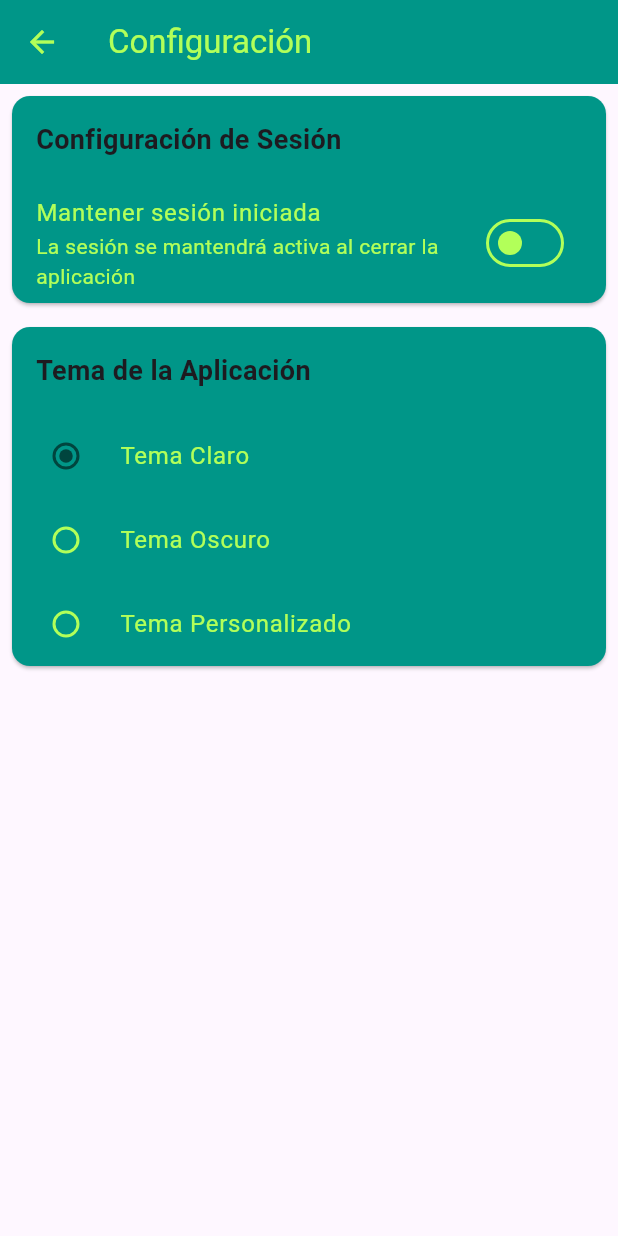
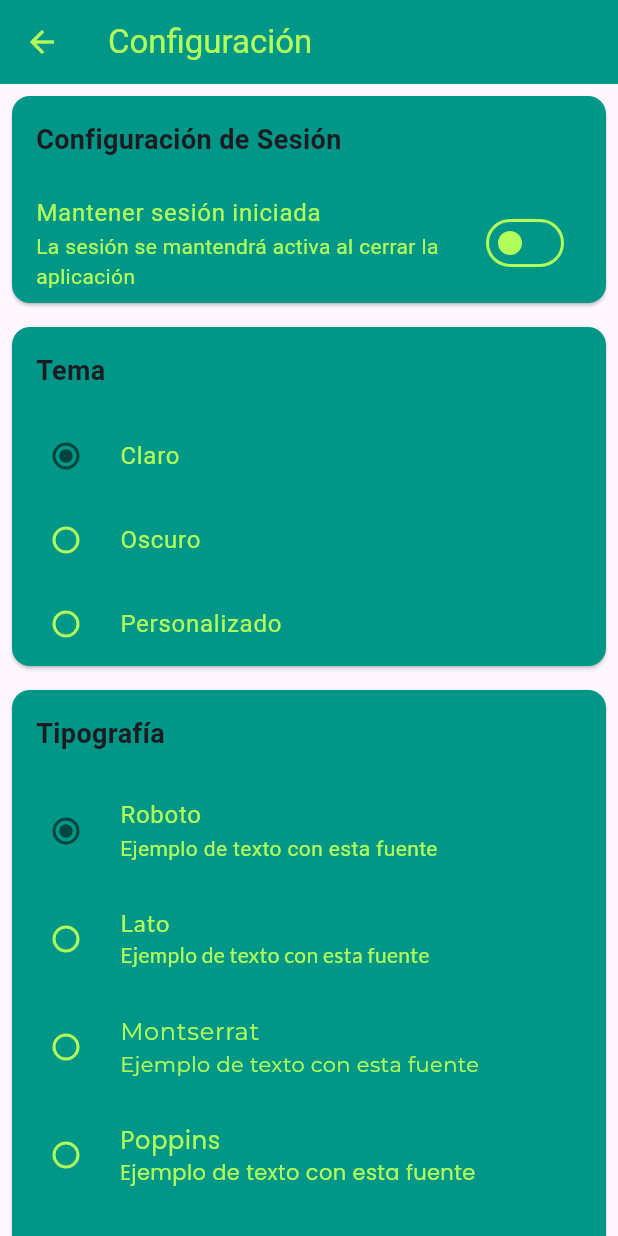
Before and after one commit to OctavioFloG/Aplicacion_flutter_1, a Flutter app: the SettingsScreen screen opened directly, on a phone screen of 412 x 824 dp. Run offline on Flutter 3.47's test engine with Material 3 defaults, Android fonts, the phone set to English and light mode, and no system bars; our stand-ins replace another_flutter_splash_screen, flutter_colorpicker, flutter_svg, google_fonts, image_picker, lottie and 2 more; missing offline and left inert: art_sweetalert; accounts and stored records are empty.

Commit message:
Crear cambio de fuente para textos
-Solo funciona para textos que no tienen una fuente definida en su style

```diff
--- a/lib/main.dart
+++ b/lib/main.dart
@@ -10,11 +10,11 @@ import 'package:flutter_application_1/screens/viajes_screen3.dart';
 import 'package:flutter_application_1/utils/global_values.dart';
 import 'package:flutter_application_1/utils/session_manager.dart';
 import 'package:flutter_application_1/utils/theme_settings.dart';
+import 'package:google_fonts/google_fonts.dart';
 
 void main() async {
   WidgetsFlutterBinding.ensureInitialized();
 
-  // sharedPreferences
   final themePrefs = await SessionManager.getThemePreferences();
   final isLoggedIn = await SessionManager.isLoggedIn();
 
@@ -29,6 +29,10 @@ void main() async {
           colorScheme: ColorScheme.fromSeed(
             seedColor: Color(themePrefs['primaryColor']),
             secondary: Color(themePrefs['accentColor'] ?? 0xFF1976D2),
+          ),
+          textTheme: GoogleFonts.getTextTheme(
+            themePrefs['fontFamily'],
+            ThemeData.light().textTheme,
           ),
         );
       }
--- a/lib/screens/settings_screen.dart
+++ b/lib/screens/settings_screen.dart
@@ -3,6 +3,7 @@ import 'package:flutter_application_1/utils/session_manager.dart';
 import 'package:flutter_application_1/utils/global_values.dart';
 import 'package:flutter_application_1/utils/theme_settings.dart';
 import 'package:flutter_colorpicker/flutter_colorpicker.dart';
+import 'package:google_fonts/google_fonts.dart';
 
 class SettingsScreen extends StatefulWidget {
   const SettingsScreen({super.key});
@@ -14,8 +15,24 @@ class SettingsScreen extends StatefulWidget {
 class _SettingsScreenState extends State<SettingsScreen> {
   bool _keepSession = false;
   String _currentTheme = 'light';
-  Color _primaryColor = Colors.blue;
-  Color _accentColor = Colors.amber;
+  Map<String, Color> _colors = {
+    'primary': Colors.blue,
+    'secondary': Colors.amber,
+    'surface': Colors.grey,
+    'error': Colors.red,
+    'background': Colors.white,
+    'container': Colors.white70,
+  };
+  String _selectedFont = 'Roboto'; // Añadir variable para la fuente
+
+  final List<String> _availableFonts = [
+    'Roboto',
+    'Lato',
+    'Montserrat',
+    'Poppins',
+    'Raleway',
+    'Ubuntu',
+  ];
 
   @override
   void initState() {
@@ -31,11 +48,15 @@ class _SettingsScreenState extends State<SettingsScreen> {
       _keepSession = keepSession;
       _currentTheme = themePrefs['themeMode'];
       if (themePrefs['primaryColor'] != null) {
-        _primaryColor = Color(themePrefs['primaryColor']);
+        _colors['primary'] = Color(themePrefs['primaryColor']);
       }
-      if (themePrefs['accentColor'] != null) {
-        _accentColor = Color(themePrefs['accentColor']);
+      if (themePrefs['surfaceColor'] != null) {
+        _colors['surface'] = Color(themePrefs['surfaceColor']);
       }
+      if (themePrefs['containerColor'] != null) {
+        _colors['container'] = Color(themePrefs['containerColor']);
+      }
+      _selectedFont = themePrefs['fontFamily'] ?? 'Roboto';
     });
   }
 
@@ -47,7 +68,7 @@ class _SettingsScreenState extends State<SettingsScreen> {
       ),
       body: ListView(
         children: [
-          // Sección de Sesión
+          // === LOGIN ===
           Card(
             margin: const EdgeInsets.all(8.0),
             child: Column(
@@ -80,68 +101,162 @@ class _SettingsScreenState extends State<SettingsScreen> {
             ),
           ),
 
-          // Sección de Tema
+          // === TEMAS ===
           Card(
-            margin: const EdgeInsets.all(8.0),
+            margin: const EdgeInsets.all(8),
             child: Column(
               crossAxisAlignment: CrossAxisAlignment.start,
               children: [
                 const Padding(
-                  padding: EdgeInsets.all(16.0),
+                  padding: EdgeInsets.all(16),
                   child: Text(
-                    'Tema de la Aplicación',
-                    style: TextStyle(
-                      fontSize: 18,
-                      fontWeight: FontWeight.bold,
-                    ),
+                    'Tema',
+                    style: TextStyle(fontSize: 18, fontWeight: FontWeight.bold),
                   ),
                 ),
                 RadioListTile(
-                  title: const Text('Tema Claro'),
+                  title: const Text('Claro'),
                   value: 'light',
                   groupValue: _currentTheme,
                   onChanged: _updateTheme,
                 ),
                 RadioListTile(
-                  title: const Text('Tema Oscuro'),
+                  title: const Text('Oscuro'),
                   value: 'dark',
                   groupValue: _currentTheme,
                   onChanged: _updateTheme,
                 ),
                 RadioListTile(
-                  title: const Text('Tema Personalizado'),
+                  title: const Text('Personalizado'),
                   value: 'custom',
                   groupValue: _currentTheme,
                   onChanged: _updateTheme,
                 ),
+              ],
+            ),
+          ),
+
+          // === COLORES PERSONALIZADOS ===
           if (_currentTheme == 'custom')
-                  Padding(
-                    padding: const EdgeInsets.all(16.0),
+            Card(
+              margin: const EdgeInsets.all(8),
               child: Column(
+                crossAxisAlignment: CrossAxisAlignment.start,
                 children: [
-                        ListTile(
-                          title: const Text('Color Primario'),
-                          trailing: Container(
-                            width: 24,
-                            height: 24,
-                            color: _primaryColor,
+                  const Padding(
+                    padding: EdgeInsets.all(16),
+                    child: Text(
+                      'Colores Personalizados',
+                      style:
+                          TextStyle(fontSize: 18, fontWeight: FontWeight.bold),
                     ),
-                          onTap: () => _showColorPicker(true),
                   ),
-                        ListTile(
-                          title: const Text('Color de Acento'),
-                          trailing: Container(
-                            width: 24,
-                            height: 24,
-                            color: _accentColor,
+                  _buildColorTile(
+                    'Color Principal',
+                    'primary',
+                    'Color de los elementos principales como botones, switches',
                   ),
-                          onTap: () => _showColorPicker(false),
+                  _buildColorTile(
+                    'Color de Fondo',
+                    'surface',
+                    'Color de fondo para contenedores',
+                  ),
+
+                  _buildColorTile(
+                    'Color de Contenedores',
+                    'container',
+                    'Color de fondo para los contenedores y widgets',
+                  ),
+                ],
+              ),
+            ),
+
+          // Sección de tipografía
+          Card(
+            margin: const EdgeInsets.all(8),
+            child: Column(
+              crossAxisAlignment: CrossAxisAlignment.start,
+              children: [
+                const Padding(
+                  padding: EdgeInsets.all(16),
+                  child: Text(
+                    'Tipografía',
+                    style: TextStyle(fontSize: 18, fontWeight: FontWeight.bold),
+                  ),
+                ),
+                ListView.builder(
+                  shrinkWrap: true,
+                  physics: const NeverScrollableScrollPhysics(),
+                  itemCount: _availableFonts.length,
+                  itemBuilder: (context, index) {
+                    final font = _availableFonts[index];
+                    return RadioListTile(
+                      title: Text(
+                        font,
+                        style: GoogleFonts.getFont(font),
+                      ),
+                      subtitle: Text(
+                        'Ejemplo de texto con esta fuente',
+                        style: GoogleFonts.getFont(font),
+                      ),
+                      value: font,
+                      groupValue: _selectedFont,
+                      onChanged: (value) => _updateFont(value as String),
+                    );
+                  },
                 ),
               ],
             ),
           ),
         ],
       ),
+    );
+  }
+
+  Widget _buildColorTile(String title, String colorKey, String subtitle) {
+    return ListTile(
+      title: Text(title),
+      subtitle: Text(subtitle),
+      trailing: Container(
+        width: 40,
+        height: 40,
+        decoration: BoxDecoration(
+          color: _colors[colorKey],
+          border: Border.all(color: Colors.grey),
+          borderRadius: BorderRadius.circular(8),
+        ),
+      ),
+      onTap: () => _showColorPicker(colorKey),
+    );
+  }
+
+  void _showColorPicker(String colorKey) {
+    showDialog(
+      context: context,
+      builder: (context) => AlertDialog(
+        title: Text('Seleccionar ${colorKey.toUpperCase()}'),
+        content: SingleChildScrollView(
+          child: ColorPicker(
+            pickerColor: _colors[colorKey]!,
+            onColorChanged: (color) {
+              setState(() {
+                _colors[colorKey] = color;
+              });
+            },
+            portraitOnly: true,
+          ),
+        ),
+        actions: [
+          TextButton(
+            onPressed: () => Navigator.pop(context),
+            child: const Text('Cancelar'),
+          ),
+          ElevatedButton(
+            onPressed: () {
+              Navigator.pop(context);
+              _applyCustomTheme();
+            },
+            child: const Text('Aplicar'),
           ),
         ],
       ),
@@ -171,52 +286,48 @@ class _SettingsScreenState extends State<SettingsScreen> {
     }
   }
 
-  void _showColorPicker(bool isPrimary) {
-    showDialog(
-      context: context,
-      builder: (context) => AlertDialog(
-        title: Text(isPrimary ? 'Color Primario' : 'Color de Acento'),
-        content: SingleChildScrollView(
-          child: ColorPicker(
-            pickerColor: isPrimary ? _primaryColor : _accentColor,
-            onColorChanged: (color) {
+  void _updateFont(String font) async {
     setState(() {
-                if (isPrimary) {
-                  _primaryColor = color;
-                } else {
-                  _accentColor = color;
-                }
+      _selectedFont = font;
     });
-            },
-          ),
-        ),
-        actions: [
-          TextButton(
-            onPressed: () {
-              Navigator.pop(context);
+    await SessionManager.saveThemePreferences(
+      _currentTheme,
+      fontFamily: font,
+    );
     _applyCustomTheme();
-            },
-            child: const Text('Aplicar'),
-          ),
-        ],
-      ),
-    );
   }
 
   void _applyCustomTheme() async {
     final customTheme = ThemeData(
-      useMaterial3: true, // Añadir esto para mejor soporte de temas
+      useMaterial3: true,
+      textTheme: GoogleFonts.getTextTheme(
+        _selectedFont,
+        ThemeData.light().textTheme,
+      ),
       colorScheme: ColorScheme.fromSeed(
-        seedColor: _primaryColor,
-        primary: _primaryColor,
-        secondary: _accentColor,
+        seedColor: _colors['primary']!,
+        primary: _colors['primary'],
+        secondary: _colors['secondary'],
+        background: _colors['background'],
+      ),
+      cardTheme: CardTheme(
+        color: _colors['container'],
+      ),
+      dialogTheme: DialogTheme(
+        backgroundColor: _colors['container'],
+      ),
+      popupMenuTheme: PopupMenuThemeData(
+        color: _colors['container'],
       ),
     );
 
     await SessionManager.saveThemePreferences(
       'custom',
-      primaryColor: _primaryColor.value,
-      accentColor: _accentColor.value,
+      primaryColor: _colors['primary']!.value,
+      accentColor: _colors['secondary']!.value,
+      surfaceColor: _colors['surface']!.value,
+      containerColor: _colors['container']!.value, // Añadir color de contenedor
+      fontFamily: _selectedFont,
     );
 
     setState(() {
--- a/lib/utils/session_manager.dart
+++ b/lib/utils/session_manager.dart
@@ -8,10 +8,15 @@ class SessionManager {
   static const String KEY_IMAGE = "userImage";
   static const String KEY_NAME = "userName";
   static const String KEY_KEEP_SESSION = "keepSession";
+  //TEMAS
   static const String KEY_THEME_MODE = "themeMode";
   static const String KEY_PRIMARY_COLOR = "primaryColor";
   static const String KEY_ACCENT_COLOR = "accentColor";
-
+  static const String KEY_SURFACE_COLOR = "surfaceColor";
+  static const String KEY_ERROR_COLOR = "errorColor";
+  static const String KEY_BACKGROUND_COLOR = "backgroundColor";
+  static const String KEY_CONTAINER_COLOR = "containerColor";
+  static const String KEY_FONT_FAMILY = "fontFamily";
 
   static Future<void> setLoginDetails(String email,
       {String? imagePath, String? nombre}) async {
@@ -68,14 +73,30 @@ class SessionManager {
     return prefs.getBool(KEY_KEEP_SESSION) ?? false;
   }
 
-  static Future<void> saveThemePreferences(String themeMode, {int? primaryColor, int? accentColor}) async {
+  static Future<void> saveThemePreferences(
+    String themeMode, {
+    String? fontFamily,
+    int? primaryColor,
+    int? accentColor,
+    int? surfaceColor,
+    int? errorColor,
+    int? backgroundColor,
+    int? containerColor, // Añadir parámetro
+  }) async {
     SharedPreferences prefs = await SharedPreferences.getInstance();
     await prefs.setString(KEY_THEME_MODE, themeMode);
-    if (primaryColor != null) {
-      await prefs.setInt(KEY_PRIMARY_COLOR, primaryColor);
+    if (fontFamily != null) {
+      await prefs.setString(KEY_FONT_FAMILY, fontFamily);
     }
-    if (accentColor != null) {
-      await prefs.setInt(KEY_ACCENT_COLOR, accentColor);
+    if (primaryColor != null) await prefs.setInt(KEY_PRIMARY_COLOR, primaryColor);
+    if (accentColor != null) await prefs.setInt(KEY_ACCENT_COLOR, accentColor);
+    if (surfaceColor != null) await prefs.setInt(KEY_SURFACE_COLOR, surfaceColor);
+    if (errorColor != null) await prefs.setInt(KEY_ERROR_COLOR, errorColor);
+    if (backgroundColor != null) {
+      await prefs.setInt(KEY_BACKGROUND_COLOR, backgroundColor);
+    }
+    if (containerColor != null) {
+      await prefs.setInt(KEY_CONTAINER_COLOR, containerColor);
     }
   }
 
@@ -85,6 +106,8 @@ class SessionManager {
       'themeMode': prefs.getString(KEY_THEME_MODE) ?? 'light',
       'primaryColor': prefs.getInt(KEY_PRIMARY_COLOR),
       'accentColor': prefs.getInt(KEY_ACCENT_COLOR),
+      'containerColor': prefs.getInt(KEY_CONTAINER_COLOR),
+      'fontFamily': prefs.getString(KEY_FONT_FAMILY) ?? 'Roboto',
     };
   }
 }
--- a/pubspec.yaml
+++ b/pubspec.yaml
@@ -45,6 +45,7 @@ dependencies:
   image_picker: ^1.1.2
   shared_preferences: ^2.5.2
   flutter_colorpicker: ^1.0.3
+  google_fonts: ^6.1.0
 
 dev_dependencies:
   flutter_test:
```
Also changed, not shown: pubspec.lock. Lines whose indentation alone changed are shown as unchanged.
